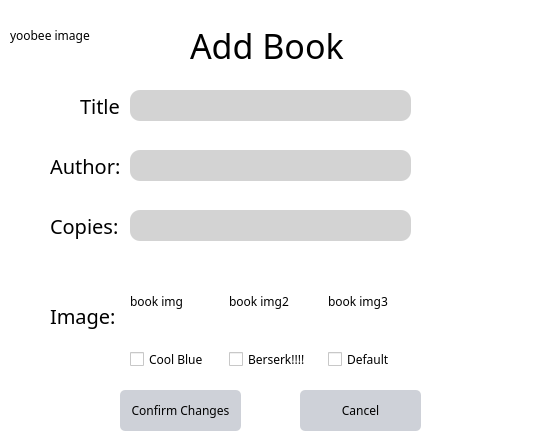
First picture: the form in NewWindowChur/adminaddbook.ui, repository jandrealyn/LibraryQtSystem, before the edit.
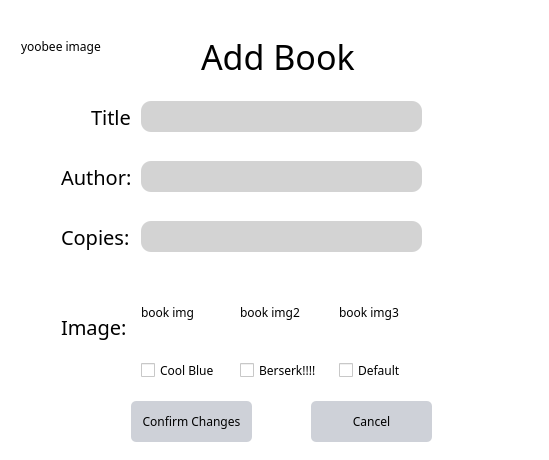
Second picture: the form after the edit.

```diff
--- a/NewWindowChur/adminaddbook.ui
+++ b/NewWindowChur/adminaddbook.ui
@@ -6,22 +6,19 @@
    <rect>
     <x>0</x>
     <y>0</y>
-    <width>548</width>
-    <height>440</height>
+    <width>549</width>
+    <height>460</height>
    </rect>
   </property>
   <property name="windowTitle">
    <string>Dialog</string>
   </property>
+  <property name="styleSheet">
+   <string notr="true">background-color: white;</string>
+  </property>
+  <layout class="QVBoxLayout" name="verticalLayout">
+   <item>
   <widget class="QFrame" name="gridFrame_2">
-   <property name="geometry">
-    <rect>
-     <x>0</x>
-     <y>0</y>
-     <width>551</width>
-     <height>441</height>
-    </rect>
-   </property>
    <property name="styleSheet">
     <string notr="true">*{
 background: rgb(255, 255, 255);
@@ -286,6 +283,8 @@
     </layout>
    </widget>
   </widget>
+   </item>
+  </layout>
  </widget>
  <resources/>
  <connections/>
```
Lines whose indentation alone changed are shown as unchanged.
